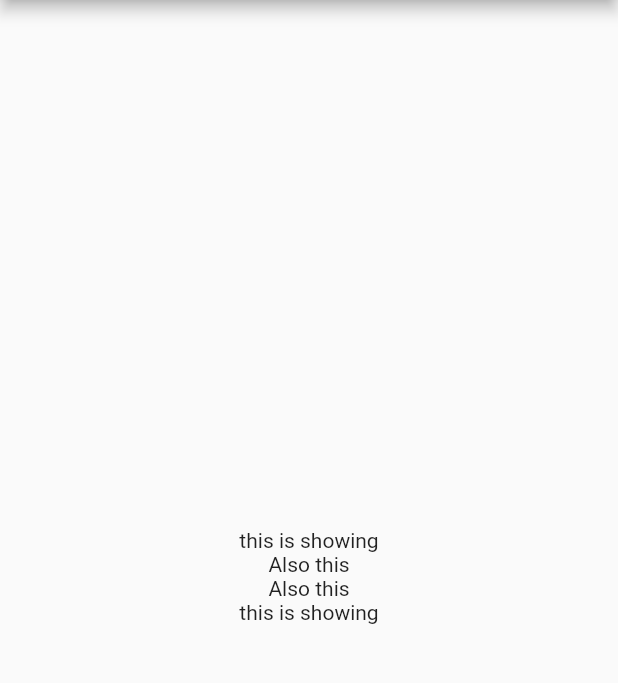
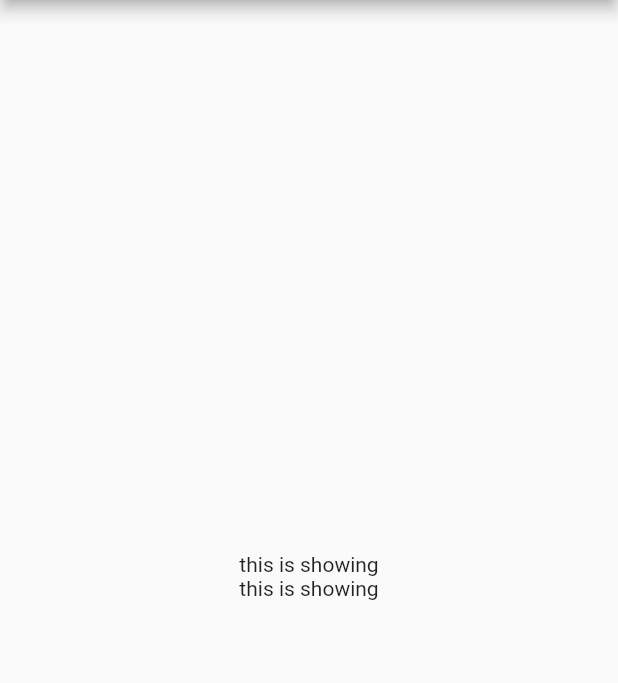
Before and after one commit to akshaynot/flutter30days, a Flutter app: the screen it shows after launch, on a phone screen of 412 x 824 dp, the part 84-767 px from its top. Run offline on Flutter 3.47's test engine with Material 2 defaults, Android fonts, the phone set to English and light mode, and no system bars.

Commit message:
First Flutter Project.

```diff
--- a/lib/main.dart
+++ b/lib/main.dart
@@ -41,8 +41,6 @@ class _MyHomePageState extends State<MyHomePage> {
           mainAxisAlignment: MainAxisAlignment.center,
           children: const <Widget>[
             Text("this is showing"),
-            Text("Also this"),
-            Text("Also this"),
             Text("this is showing"),
           ],
         ),
```
